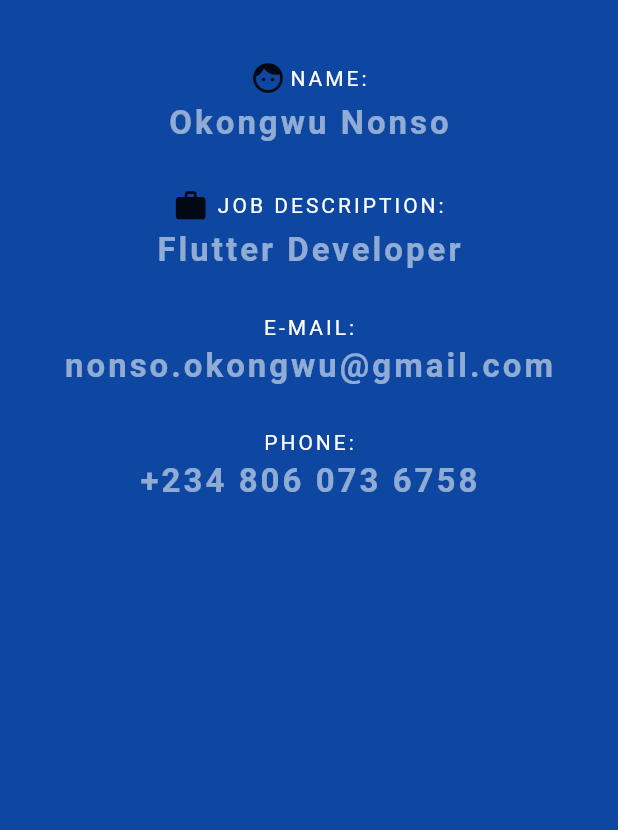
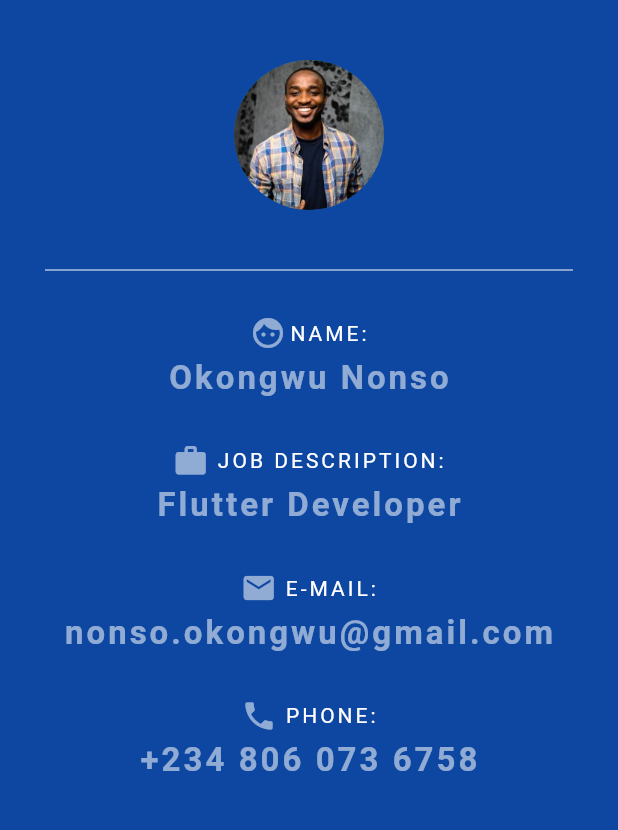
Before and after one commit to nonsookongwu/ninjaIdCard, a Flutter app: the screen it shows after launch, on a phone screen of 412 x 824 dp, the part 84-914 px from its top. Run offline on Flutter 3.47's test engine with Material 2 defaults, Android fonts, the phone set to English and light mode, and no system bars.

```diff
--- a/lib/main.dart
+++ b/lib/main.dart
@@ -1,8 +1,9 @@
+import 'package:flutter/cupertino.dart';
 import 'package:flutter/material.dart';
 
 void main() {
   runApp(MaterialApp(
-    home:NinjaCard() ,
+    home: NinjaCard(),
   ));
 }
 
@@ -19,18 +20,27 @@ class NinjaCard extends StatelessWidget {
         backgroundColor: Colors.blue[700],
         elevation: 0.0,
       ),
-      body:Padding(
+      body: Padding(
         padding: EdgeInsets.fromLTRB(30.0, 40.0, 30.0, 0.0),
         child: Column(
           crossAxisAlignment: CrossAxisAlignment.center,
           children: [
+            CircleAvatar(
+              backgroundImage: AssetImage('assets/nonso.jpg'),
+              radius: 50.0,
+            ),
+            SizedBox(height: 10.0,),
+            Divider(
+              height: 60.0,
+              color: Colors.white,
+            ),
             Row(
               mainAxisAlignment: MainAxisAlignment.center,
               children: [
-                Icon(
-                    Icons.face
+                Icon(Icons.face,  color: Colors.white54,),
+                SizedBox(
+                  width: 2.0,
                 ),
-                SizedBox( width: 2.0,),
                 Text(
                   'NAME:',
                   style: TextStyle(
@@ -49,17 +59,18 @@ class NinjaCard extends StatelessWidget {
                   color: Colors.white54,
                   letterSpacing: 2.0,
                   fontSize: 22.0,
-                fontWeight: FontWeight.bold
+                  fontWeight: FontWeight.bold),
             ),
+            SizedBox(
+              height: 30.0,
             ),
-            SizedBox(height: 30.0,),
             Row(
-              mainAxisAlignment: MainAxisAlignment.center ,
+              mainAxisAlignment: MainAxisAlignment.center,
               children: [
-                Icon(
-                    Icons.work
+                Icon(Icons.work,  color: Colors.white54,),
+                SizedBox(
+                  width: 5.0,
                 ),
-                SizedBox(width: 5.0,),
                 Text(
                   'JOB DESCRIPTION:',
                   style: TextStyle(
@@ -78,16 +89,28 @@ class NinjaCard extends StatelessWidget {
                   color: Colors.white54,
                   letterSpacing: 2.0,
                   fontSize: 22.0,
-                  fontWeight: FontWeight.bold
+                  fontWeight: FontWeight.bold),
             ),
+            SizedBox(
+              height: 30.0,
             ),
-            SizedBox(height: 30.0,),
+            Row(
+              mainAxisAlignment: MainAxisAlignment.center,
+              children: [
+                Icon(Icons.email,
+                  color: Colors.white54,
+                ),
+                SizedBox(
+                  width: 5.0,
+                ),
                 Text(
                   'E-MAIL:',
                   style: TextStyle(
                     color: Colors.white,
                     letterSpacing: 2.0,
                   ),
+                ),
+              ],
             ),
             SizedBox(
               height: 5.0,
@@ -98,16 +121,29 @@ class NinjaCard extends StatelessWidget {
                   color: Colors.white54,
                   letterSpacing: 2.0,
                   fontSize: 22.0,
-                  fontWeight: FontWeight.bold
+                  fontWeight: FontWeight.bold),
             ),
+            SizedBox(
+              height: 30.0,
             ),
-            SizedBox(height: 30.0,),
+            Row(
+              mainAxisAlignment: MainAxisAlignment.center,
+              children: [
+                Icon(
+                    Icons.phone,
+                  color: Colors.white54,
+                ),
+                SizedBox(
+                  width: 5.0,
+                ),
                 Text(
                   'PHONE:',
                   style: TextStyle(
                     color: Colors.white,
                     letterSpacing: 2.0,
                   ),
+                ),
+              ],
             ),
             SizedBox(
               height: 5.0,
@@ -118,12 +154,11 @@ class NinjaCard extends StatelessWidget {
                   color: Colors.white54,
                   letterSpacing: 2.0,
                   fontSize: 22.0,
-                  fontWeight: FontWeight.bold
-              ),
+                  fontWeight: FontWeight.bold),
             ),
           ],
         ),
-      ) ,
+      ),
     );
   }
 }
--- a/pubspec.yaml
+++ b/pubspec.yaml
@@ -45,9 +45,9 @@ flutter:
   uses-material-design: true
 
   # To add assets to your application, add an assets section, like this:
-  # assets:
-  #   - images/a_dot_burr.jpeg
-  #   - images/a_dot_ham.jpeg
+  assets:
+    - assets/Untitled-1-min.png
+    - assets/nonso.jpg
 
   # An image asset can refer to one or more resolution-specific "variants", see
   # https://flutter.dev/assets-and-images/#resolution-aware.
```
Also changed, not shown: assets/Untitled-1-min.png (added), assets/nonso.jpg (added). Lines whose indentation alone changed are shown as unchanged.
